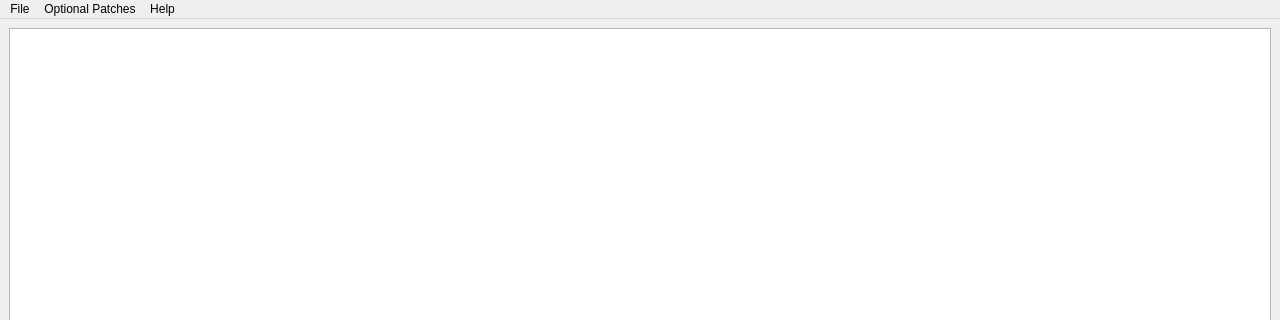
Qt form mainwindow.ui (FortuneStreetModding/csmm-qt) before a commit; both pictures show x 0 to 1280 and y 0 to 320 of the 1280 by 720 pixel window.
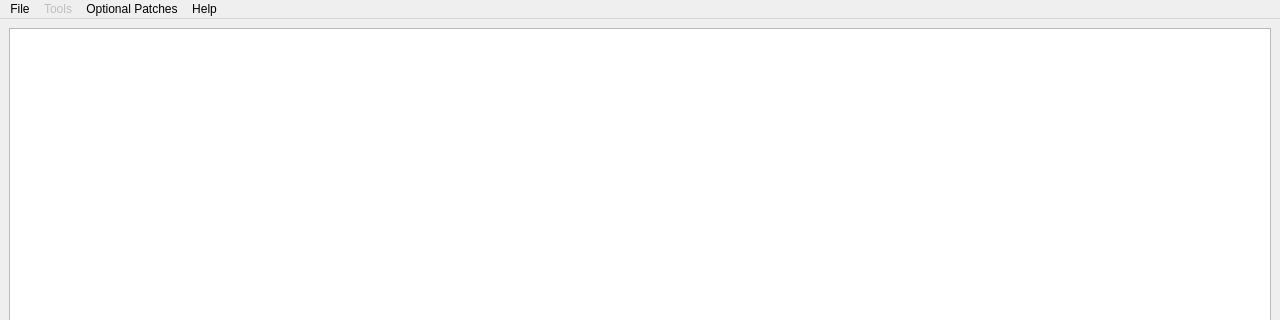
The same form after that commit. Custom widgets are drawn as their Qt base class.

Diff of the .ui file:
```diff
--- a/mainwindow.ui
+++ b/mainwindow.ui
@@ -62,7 +62,7 @@
      <x>0</x>
      <y>0</y>
      <width>1280</width>
-     <height>26</height>
+     <height>24</height>
     </rect>
    </property>
    <widget class="QMenu" name="menuFile">
@@ -87,7 +87,17 @@
     </property>
     <addaction name="actionCSMM_Help"/>
    </widget>
+   <widget class="QMenu" name="menuTools">
+    <property name="enabled">
+     <bool>false</bool>
+    </property>
+    <property name="title">
+     <string>Tools</string>
+    </property>
+    <addaction name="actionValidate"/>
+   </widget>
    <addaction name="menuFile"/>
+   <addaction name="menuTools"/>
    <addaction name="menuOptions"/>
    <addaction name="menuHelp"/>
   </widget>
```
Left out of the diff: 5 changed lines with no effect on the pictures.
